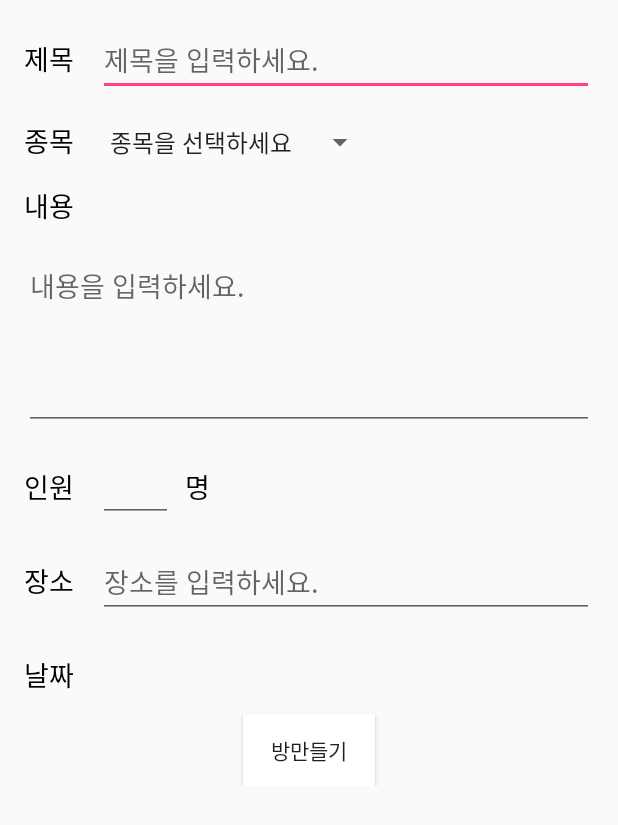
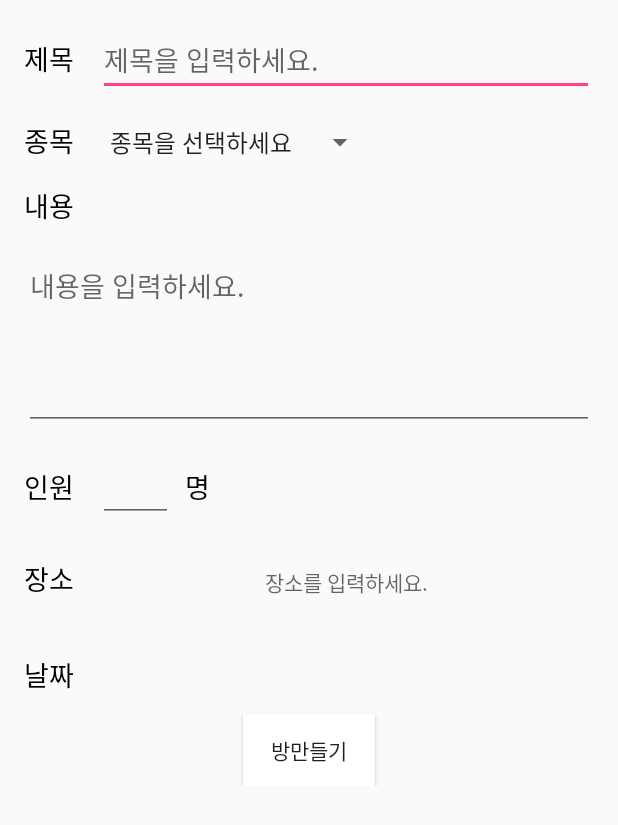
Before and after one commit to matteblack9/bandFitProject, an Android app: the BoardMakeActivity screen opened directly, with no data from a screen before it, on a phone screen of 412 x 824 dp. Shown: the top 825 px of the screen. Run offline under Robolectric (Android 15) with nearby library versions, the phone set to English and light mode, and no system bars; our stand-ins replace ButterKnife, Firebase (no records; nobody signed in at launch, a user with empty details on screens opened directly).

Commit message:
지도API 올림

```diff
--- a/app/src/main/java/com/bandfitproject/board/BoardActivity.java
+++ b/app/src/main/java/com/bandfitproject/board/BoardActivity.java
@@ -1,6 +1,7 @@
 package com.bandfitproject.board;
 
 import android.os.Bundle;
+import android.os.SystemClock;
 import android.support.v4.app.Fragment;
 import android.support.v7.widget.LinearLayoutManager;
 import android.support.v7.widget.RecyclerView;
@@ -40,6 +41,7 @@ public class BoardActivity extends Fragment {
         String sp_type = parent.getItemAtPosition(position).toString();
         if(!sp_type.equals("종목을 선택하세요")) {
             rAdapter.filter(sp_type);
+            System.out.println("Helloworld");
         }
     }
 
--- a/app/src/main/java/com/bandfitproject/board/BoardMainActivity.java
+++ b/app/src/main/java/com/bandfitproject/board/BoardMainActivity.java
@@ -102,7 +102,7 @@ public class BoardMainActivity extends AppCompatActivity
         // 프레그먼트 최신화를 요청하는 이벤트를 받는다. //
         navigationView.setNavigationItemSelectedListener(this);
         BusProvider.getInstance().register(this);
-        toolbar.setTitle(user.id);
+
 
         // Create the adapter that will return a fragment for each of the three
         // primary sections of the activity.
--- a/app/src/main/java/com/bandfitproject/board/BoardMakeActivity.java
+++ b/app/src/main/java/com/bandfitproject/board/BoardMakeActivity.java
@@ -42,7 +42,7 @@ public class BoardMakeActivity extends AppCompatActivity {
     @BindView(R.id.make_board_spinner_type) Spinner make_board_spinner_type;
     @BindView(R.id.make_board_et_topic)EditText make_board_et_topic;
     @BindView(R.id.make_board_et_desc)EditText make_board_et_desc;
-    @BindView(R.id.make_board_et_place)EditText make_board_et_place;
+    @BindView(R.id.make_board_et_place)Button make_board_et_place;
     @BindView(R.id.make_board_et_people)EditText make_board_et_people;
     @BindView(R.id.make_board_et_date)Button make_board_et_date;
     @BindView(R.id.make_board_btn)Button make_board_btn;
@@ -58,6 +58,12 @@ public class BoardMakeActivity extends AppCompatActivity {
         super.onCreate(savedInstanceState);
         setContentView(R.layout.board_make_activity);
         ButterKnife.bind(this);
+    }
+
+    public void show_Place(View view) {
+        Intent intent = new Intent(getApplicationContext(), SearchMapActivity.class);
+        System.out.println("Helloworld111");
+        startActivity(intent);
     }
 
     @OnItemSelected(R.id.make_board_spinner_type)
@@ -188,5 +194,4 @@ public class BoardMakeActivity extends AppCompatActivity {
             make_board_et_date.setText(dateView);
         }
     };
-
 }
--- a/app/src/main/res/layout/board_make_activity.xml
+++ b/app/src/main/res/layout/board_make_activity.xml
@@ -128,18 +128,21 @@
                 android:layout_marginTop="16dp"
                 android:layout_width="wrap_content"
                 android:layout_height="wrap_content" />
-            <EditText
+            <Button
                 android:id="@+id/make_board_et_place"
                 android:inputType="text"
                 android:layout_marginLeft="16dp"
                 android:layout_marginTop="16dp"
                 android:layout_marginRight="16dp"
                 android:hint="장소를 입력하세요."
+                android:background = "#0000"
+                android:onClick="show_Place"
                 android:layout_width="match_parent"
                 android:layout_height="wrap_content" />
         </LinearLayout>
 
         <LinearLayout
+
             android:layout_width="match_parent"
             android:layout_height="wrap_content"
             android:orientation="horizontal">
--- /dev/null
+++ b/libDaumMapAndroid/build.gradle
@@ -0,0 +1,2 @@
+configurations.maybeCreate("default")
+artifacts.add("default", file('libDaumMapAndroid.jar'))
--- /dev/null
+++ b/libDaumMapEngineApi/build.gradle
@@ -0,0 +1,2 @@
+configurations.maybeCreate("default")
+artifacts.add("default", file('libDaumMapEngineApi.jar'))
--- a/settings.gradle
+++ b/settings.gradle
@@ -1 +1 @@
-include ':app', ':google_maps', ':navigation_bar'
+include ':app', ':google_maps', ':navigation_bar', ':libDaumMapAndroid', ':libDaumMapEngineApi'
```
Also changed, not shown: app/build.gradle (+7 -2 lines), app/src/main/AndroidManifest.xml (+7 -0 lines), app/src/main/java/com/bandfitproject/board/MapApiConst.java (added, +10 -0 lines), app/src/main/res/layout/board_main.xml (+7 -0 lines), app/src/main/res/values/strings.xml (+9 -0 lines), 2 other files.
